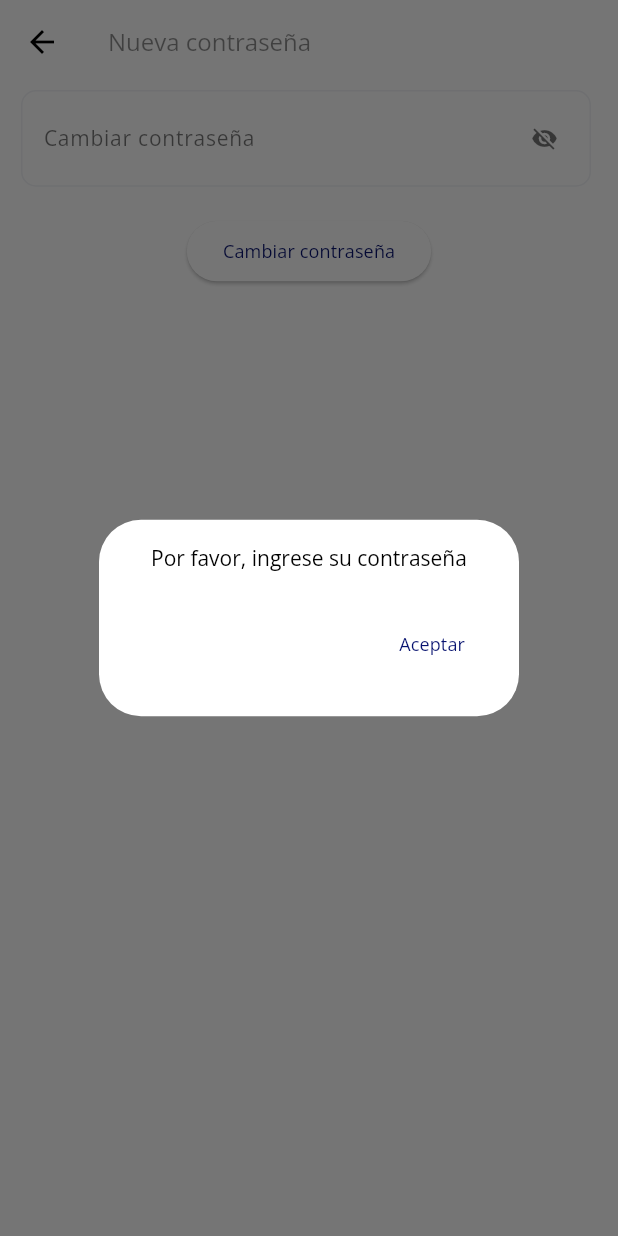
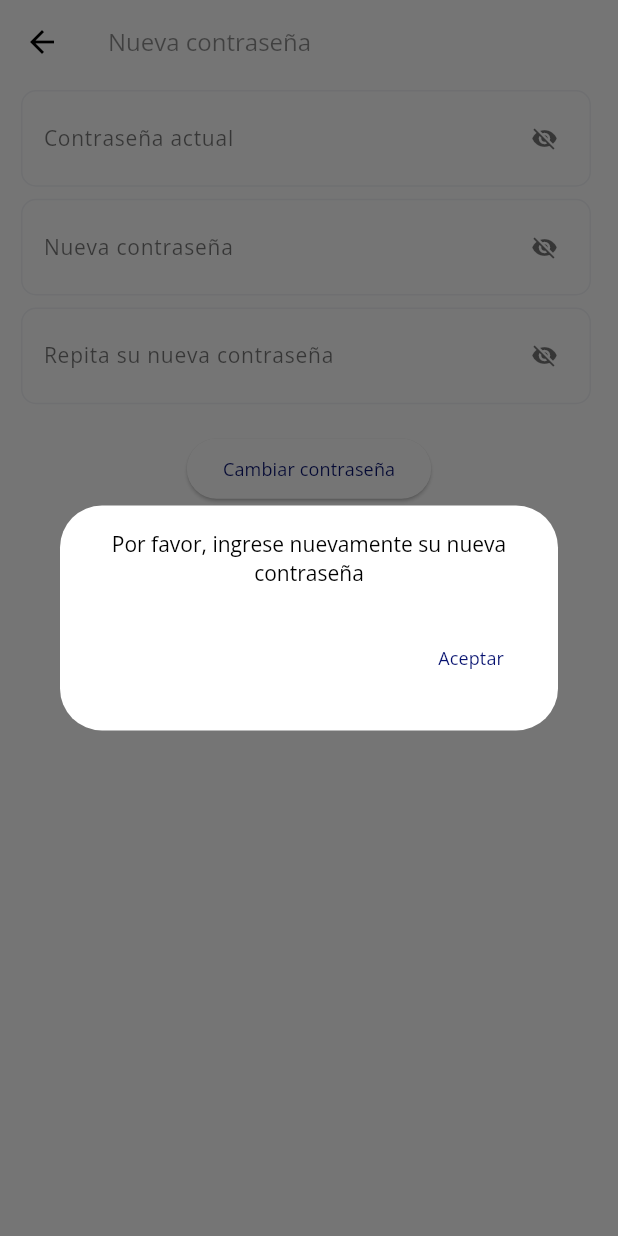
Before and after one commit to bryancubillos/wenia, a Flutter app: the ChangePasswordPage screen opened by its route, after a tap on "Cambiar contraseña", on a phone screen of 412 x 824 dp. Run offline on Flutter 3.47's test engine with Material 3 defaults, Android fonts, the phone set to English and light mode, and no system bars; our stand-ins replace bloc, firebase_auth, firebase_core, flutter_bloc, google_fonts, sqflite; accounts and stored records are empty.

Commit message:
UI:MOB: Validate current password by change password

```diff
--- a/lib/BLL/security/security_bll.dart
+++ b/lib/BLL/security/security_bll.dart
@@ -47,14 +47,41 @@ class SecurityBll {
     return SecurityDAL().getCurrentUser();
   }
 
-  Future<ResultEntity> changePassword(String newPassword) async {
+  Future<ResultEntity> changePassword(String currentPassword, String newPassword, String repeatPassword) async {
     ResultEntity result = ResultEntity.empty();
     result.result = false;
 
-    ResultEntity resultValidation = await itsPossibleChangePassword(newPassword);
+    ResultEntity resultValidation = ResultEntity.empty();
+    // By default all is ok
+    resultValidation.result = true;
+
+    // Current password validation
+    resultValidation = await itsPossibleChangePassword(currentPassword, "login-registrer-empty-information-password", "login-registrer-password-min");
+
+    // New password validation
+    resultValidation = await itsPossibleChangePassword(newPassword, "login-registrer-empty-information-password-new", "login-registrer-password-min-new");
+
+    // Repeat password validation
+    resultValidation = await itsPossibleChangePassword(repeatPassword, "login-registrer-empty-information-password-repeat", "login-registrer-password-min-repeat");
+
+    // Check if the new password and the repeat password are the same
+    if(resultValidation.result && newPassword != repeatPassword) {
+      resultValidation.result = false;
+      resultValidation.cultureMessage = "login-registrer-password-not-equal";
+    }
+
+    // Check new password diferent to current password
+    if(resultValidation.result && currentPassword == newPassword) {
+      resultValidation.result = false;
+      resultValidation.cultureMessage = "login-registrer-password-are-equal";
+    }
 
     if(resultValidation.result) {
-      result.result = await SecurityDAL().changePassword(newPassword);
+      result.result = await SecurityDAL().changePassword(currentPassword, newPassword);
+
+      if(result.result == false) {
+        result.cultureMessage = "change-password-error-message";
+      }
     }
     else {
       result.cultureMessage = resultValidation.cultureMessage;
@@ -103,26 +130,26 @@ class SecurityBll {
     }
 
     if(result.result) {
-      result = await itsPossibleChangePassword(password);
+      result = await itsPossibleChangePassword(password, "login-registrer-empty-information-password", "login-registrer-password-min");
     }
 
     return result;
   }
 
-  Future<ResultEntity> itsPossibleChangePassword(String newPassword) async {
+  Future<ResultEntity> itsPossibleChangePassword(String passwordValue, String emptyError, String minLength) async {
     ResultEntity result = ResultEntity.empty();
 
     // By default all is ok
     result.result = true;
 
-    if(newPassword.isEmpty) {
+    if(passwordValue.isEmpty) {
       result.result = false;
-      result.cultureMessage = "login-registrer-empty-information-password";
+      result.cultureMessage = emptyError;
     }
 
-    if(result.result && newPassword.length < EnvironmentConfig.minPasswordLength) {
+    if(result.result && passwordValue.length < EnvironmentConfig.minPasswordLength) {
       result.result = false;
-      result.cultureMessage = "login-registrer-password-min";
+      result.cultureMessage = minLength;
     }
 
     return result;
--- a/lib/DAL/security/data/security_remote_datasource.dart
+++ b/lib/DAL/security/data/security_remote_datasource.dart
@@ -73,4 +73,24 @@ class SecurityRemoteDatasource {
 
     return result;
   }
+
+  Future<bool> reauthenticateUser(String password) async {
+    bool result = false;
+
+    try {
+      User? user = _firebaseAuth.currentUser;
+
+      if (user != null) {
+        AuthCredential temporaryCredential = EmailAuthProvider.credential(email: user.email ?? "", password: password);
+        await user.reauthenticateWithCredential(temporaryCredential);
+        result = true;
+      }
+    } catch (e) {
+      if (kDebugMode) {
+        print('Re-authentication failed: $e');
+      }
+    }
+
+    return result;
+  }
 }
--- a/lib/DAL/security/domain/security_dal_domain.dart
+++ b/lib/DAL/security/domain/security_dal_domain.dart
@@ -60,8 +60,14 @@ class SecurityDAL {
     }
   }
 
-  Future<bool> changePassword(String newPassword) async {
-    return await SecurityRemoteDatasource().changePassword(newPassword);
+  Future<bool> changePassword(String currentPassword, String newPassword) async {
+    bool result = false;
+
+    if(await SecurityRemoteDatasource().reauthenticateUser(currentPassword)) {
+      result = await SecurityRemoteDatasource().changePassword(newPassword);
+    }
+
+    return result;
   }
 
   // [User]
--- a/lib/core/service/culture_service.dart
+++ b/lib/core/service/culture_service.dart
@@ -60,13 +60,25 @@ class CultureService {
       "es":"Por favor, ingrese su correo electrónico"
     }],
     "login-registrer-empty-information-password" : [{
-      "es":"Por favor, ingrese su contraseña"
+      "es":"Por favor, ingrese su contraseña actual"
+    }],
+    "login-registrer-empty-information-password-new" : [{
+      "es":"Por favor, ingrese su nueva contraseña"
+    }],
+    "login-registrer-empty-information-password-repeat" : [{
+      "es":"Por favor, ingrese nuevamente su nueva contraseña"
     }],
     "login-registrer-email-min" : [{
       "es":"El correo electrónico debe tener al menos 6 caracteres"
     }],
     "login-registrer-password-min" : [{
-      "es":"El contraseña debe tener al menos 6 caracteres"
+      "es":"El contraseña actual debe tener al menos 6 caracteres"
+    }],
+    "login-registrer-password-min-new" : [{
+      "es":"La contraseña nueva debe tener al menos 6 caracteres"
+    }],
+    "login-registrer-password-min-repeat" : [{
+      "es":"Al repetir la contraseña debe tener al menos 6 caracteres"
     }],
     "login-registrer-success-notification-message" : [{
       "es":"¡Cuenta creada con éxito!"
@@ -79,6 +91,12 @@ class CultureService {
     }],
     "login-registrer-age-error-message": [{
       "es":"Debes ser mayor de 18 años para registrarte"
+    }],
+    "login-registrer-password-not-equal": [{
+      "es":"Las contraseñas no coinciden (nueva y repetir nueva)"
+    }],
+    "login-registrer-password-are-equal": [{
+      "es": "La contraseña actual y la nueva son iguales, por favor cambie la nueva contraseña"
     }],
 
     // Profile
@@ -121,14 +139,23 @@ class CultureService {
     "security-change-password-title": [{
       "es":"Nueva contraseña"
     }],
-    "security-change-password-action" : [{
-      "es":"Cambiar contraseña"
-    }],
     "change-password-error-message" : [{
       "es":"¡Ups lo sentimos!, ha ocurrido un error al cambiar la contraseña"
     }],
     "change-password-success-message" : [{
       "es":"¡Contraseña cambiada con éxito!, por favor inicia sesión nuevamente"
+    }],
+    "security-change-password-current-password" : [{
+      "es":"Contraseña actual"
+    }],
+    "security-change-password-new-password" : [{
+      "es":"Nueva contraseña"
+    }],
+    "security-change-password-repeat-password" : [{
+      "es":"Repita su nueva contraseña"
+    }],
+    "security-change-password-action" : [{
+      "es":"Cambiar contraseña"
     }],
 
     // Account
--- a/lib/features/security/change_password/bloc/change_password_bloc.dart
+++ b/lib/features/security/change_password/bloc/change_password_bloc.dart
@@ -16,7 +16,7 @@ class ChangePasswordBloc extends Bloc<ChangePasswordEvent, ChangePasswordState>
     emit(ChangePasswordLoading());
 
     // Change password
-    ResultEntity result = await SecurityBll().changePassword(event.newPassword);
+    ResultEntity result = await SecurityBll().changePassword(event.currentPassword, event.newPassword, event.repeatPassword);
 
     if(result.result) {
       emit(ChangePasswordSuccess(true));
--- a/lib/features/security/change_password/bloc/change_password_event.dart
+++ b/lib/features/security/change_password/bloc/change_password_event.dart
@@ -5,7 +5,9 @@ sealed class ChangePasswordEvent {
 }
 
 class DoChangePassword extends ChangePasswordEvent {
+  final String currentPassword;
   final String newPassword;
+  final String repeatPassword;
 
-  const DoChangePassword(this.newPassword);
+  const DoChangePassword(this.currentPassword, this.newPassword, this.repeatPassword);
 }
--- a/lib/features/security/change_password/presentation/change_password_page.dart
+++ b/lib/features/security/change_password/presentation/change_password_page.dart
@@ -1,6 +1,7 @@
 import 'package:flutter/material.dart';
 import 'package:flutter/services.dart';
 import 'package:flutter_bloc/flutter_bloc.dart';
+
 import 'package:wenia/core/config/environment_config.dart';
 import 'package:wenia/core/service/culture_service.dart';
 import 'package:wenia/core/utils/style/theme_app.dart';
@@ -17,8 +18,12 @@ class ChangePasswordPage extends StatefulWidget {
 
 class _ChangePasswordPageState extends State<ChangePasswordPage> {
   // [Properties]
+  final TextEditingController _passwordController = TextEditingController();
+  final TextEditingController _newPasswordController = TextEditingController();
+  final TextEditingController _repeatPasswordController = TextEditingController();
   bool _hidePassword = true;
-  final TextEditingController _passwordController = TextEditingController();
+  bool _hideNewPassword = true;
+  bool _hideRepeatPassword = true;
 
   // [Contructor]
   @override
@@ -48,7 +53,9 @@ class _ChangePasswordPageState extends State<ChangePasswordPage> {
         child: SafeArea(
           child: Column(
             children: [
+              getCurrentPassword(),
               getNewPassword(),
+              getRepeatPassword(),
               const SizedBox(height: 15),
               getLoginButton(),
             ]
@@ -59,7 +66,7 @@ class _ChangePasswordPageState extends State<ChangePasswordPage> {
   }
 
   // [Methods]
-  Widget getNewPassword()  {
+  Widget getPasswordBase(String cultureTitle, TextEditingController currentController, VoidCallback onPressedHidePassword, bool hideText)  {
     return Container(
       width: double.infinity,
       margin: const EdgeInsets.only(left: 14, right: 18, top: 4, bottom: 4),
@@ -69,8 +76,8 @@ class _ChangePasswordPageState extends State<ChangePasswordPage> {
         borderRadius: BorderRadius.circular(10),
       ),
       child: TextFormField(
-        controller: _passwordController,
-        obscureText: _hidePassword,
+        controller: currentController,
+        obscureText: hideText,
         inputFormatters: [
           FilteringTextInputFormatter.deny(' '),
           FilteringTextInputFormatter.deny('\n'),
@@ -80,21 +87,49 @@ class _ChangePasswordPageState extends State<ChangePasswordPage> {
         maxLength: EnvironmentConfig.maxPasswordLength,
         style: ThemeApp.textTheme.bodyLarge?.copyWith(color: Colors.black),
         decoration: InputDecoration(
-          labelText: CultureService().getLocalResource("security-change-password-action"),
+          labelText: CultureService().getLocalResource(cultureTitle),
+          // "security-change-password-action"
           border: InputBorder.none,
           counterText: "",
           labelStyle: ThemeApp.textTheme.bodyMedium?.copyWith(color: ThemeApp.thirdColor),
           suffixIcon: IconButton(
             iconSize: 18,
-            icon: Icon(_hidePassword ? Icons.visibility_off : Icons.visibility,
-              color: ThemeApp.thirdColor),
-            onPressed: () {
-              setState(() => _hidePassword = !_hidePassword);
-            },
+            icon: Icon(hideText ? Icons.visibility_off : Icons.visibility, color: ThemeApp.thirdColor),
+            onPressed: onPressedHidePassword
           ),
         ),
       ),
     );
+  }
+
+  Widget getCurrentPassword()  {
+    return getPasswordBase(
+      "security-change-password-current-password",
+      _passwordController,
+      () {
+        setState(() => _hidePassword = !_hidePassword);
+      },
+      _hidePassword);
+  }
+
+  Widget getNewPassword()  {
+    return getPasswordBase(
+      "security-change-password-new-password",
+      _newPasswordController,
+      () {
+        setState(() => _hideNewPassword = !_hideNewPassword);
+      },
+      _hideNewPassword);
+  }
+
+  Widget getRepeatPassword()  {
+    return getPasswordBase(
+      "security-change-password-repeat-password",
+      _repeatPasswordController,
+      () {
+        setState(() => _hideRepeatPassword = !_hideRepeatPassword);
+      },
+      _hideRepeatPassword);
   }
 
   Widget getLoginButton() {
@@ -107,7 +142,9 @@ class _ChangePasswordPageState extends State<ChangePasswordPage> {
           return ElevatedButton(
               onPressed: () {
                 BlocProvider.of<ChangePasswordBloc>(context).add(DoChangePassword(
-                  _passwordController.text)
+                  _passwordController.text,
+                  _newPasswordController.text,
+                  _repeatPasswordController.text)
                 );
               },
               style: ElevatedButton.styleFrom(
--- a/lib/features/security/profile/presentation/profile_page.dart
+++ b/lib/features/security/profile/presentation/profile_page.dart
@@ -3,6 +3,7 @@ import 'package:flutter_bloc/flutter_bloc.dart';
 
 import 'package:wenia/core/router/routes.dart';
 import 'package:wenia/core/service/culture_service.dart';
+import 'package:wenia/core/utils/device/size_util.dart';
 import 'package:wenia/core/utils/style/theme_app.dart';
 import 'package:wenia/features/common/message/message.dart';
 import 'package:wenia/features/security/profile/bloc/profile_bloc.dart';
@@ -35,7 +36,7 @@ class _ProfilePageState extends State<ProfilePage> {
         children: <Widget>[
           // Header
           Container(
-            padding: const EdgeInsets.only(top: 80, bottom: 20),
+            padding: SizeUtil().isLandscape(context) ? const EdgeInsets.only(top: 80, bottom: 20) : const EdgeInsets.only(top: 20, bottom: 20),
               color: ThemeApp.secondColor,
               child: Center(
                 child: BlocListener<ProfileBloc, ProfileState>(
@@ -95,7 +96,7 @@ class _ProfilePageState extends State<ProfilePage> {
                 getGoOut(),
               ]
             ),
-          ),
+          )
         ]
       ),
     );
--- a/lib/main.dart
+++ b/lib/main.dart
@@ -71,9 +71,5 @@ class MyApp extends StatelessWidget {
 /**
  * TODO:
  *
- * User Profile:
- *
- * - Update [Cumpleaños]
- * - Guardar correctamente el cumpleaños
  *
  */
```
